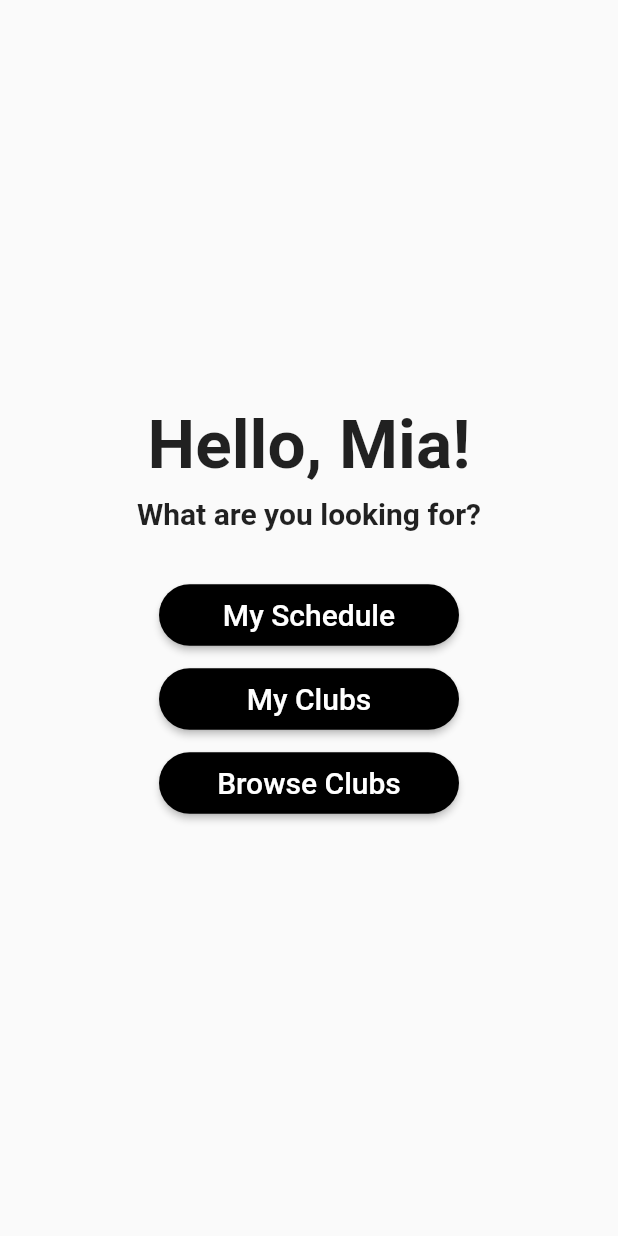
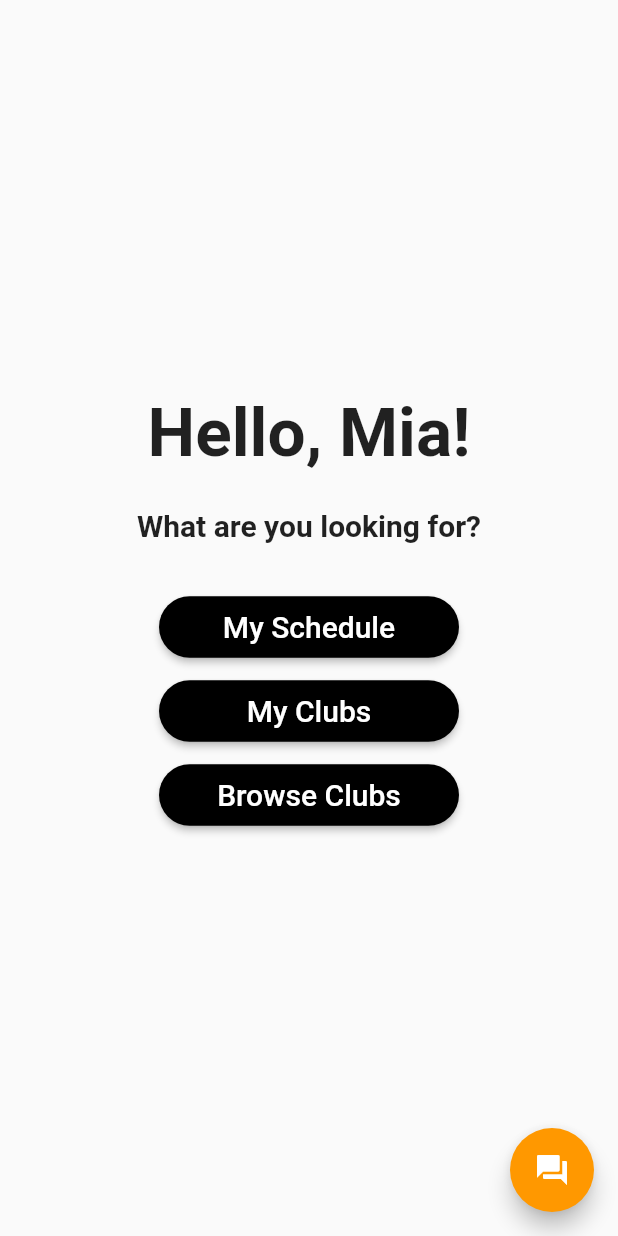
Before and after one commit to rfern565/MHS-App, a Flutter app: the screen it shows after launch, on a phone screen of 412 x 824 dp. Run offline on Flutter 3.47's test engine with Material 2 defaults, Android fonts, the light colour scheme and no system bars.

Commit message:
Added FAQ Button for homepage

```diff
--- a/mhsapp/lib/main.dart
+++ b/mhsapp/lib/main.dart
@@ -15,6 +15,8 @@ class MyApp extends StatelessWidget {
         '/mySchedule': (context) => MySchedulePage(),
         '/myClubs': (context) => MyClubsPage(),
         '/browseClubs': (context) => BrowseClubsPage(),
+        '/questions': (context) => questionsPage(),
+
       },
     );
   }
@@ -24,7 +26,9 @@ class HomePage extends StatelessWidget {
   @override
   Widget build(BuildContext context) {
     return Scaffold(
-      body: Center(
+      body: Stack(
+        children: [
+          Center(
             child: Column(
               mainAxisAlignment: MainAxisAlignment.center,
               children: [
@@ -38,6 +42,7 @@ class HomePage extends StatelessWidget {
                     ),
                   ),
                 ),
+                SizedBox(height: 16),
                 Padding(
                   padding: const EdgeInsets.only(bottom: 32),
                   child: Text(
@@ -120,9 +125,26 @@ class HomePage extends StatelessWidget {
               ],
             ),
           ),
+          Positioned(
+            bottom: 16,
+            right: 16,
+            child: FloatingActionButton(
+              onPressed: () {
+                Navigator.pushNamed(context, '/questions');
+              },
+              backgroundColor: Colors.orange,
+              child: Icon(
+                Icons.question_answer,
+                color: Colors.white,
+              ),
+            ),
+          ),
+        ],
+      ),
     );
   }
 }
+
 
 
 
@@ -171,3 +193,17 @@ class BrowseClubsPage extends StatelessWidget {
     );
   }
 }
+
+class questionsPage extends StatelessWidget {
+  @override
+  Widget build(BuildContext context) {
+    return Scaffold(
+      appBar: AppBar(
+        title: Text('Questions'),
+      ),
+      body: Center(
+        child: Text('Questions Page'),
+      ),
+    );
+  }
+}
```
Lines whose indentation alone changed are shown as unchanged.
